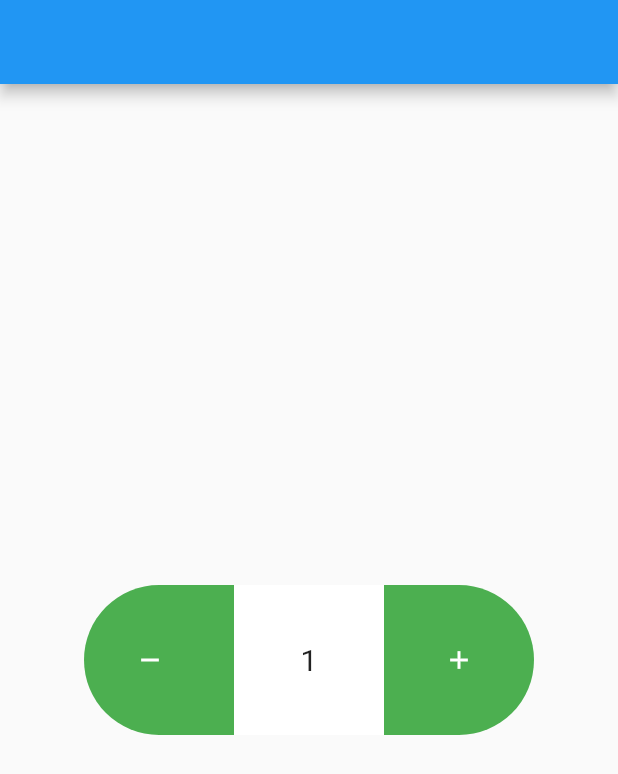
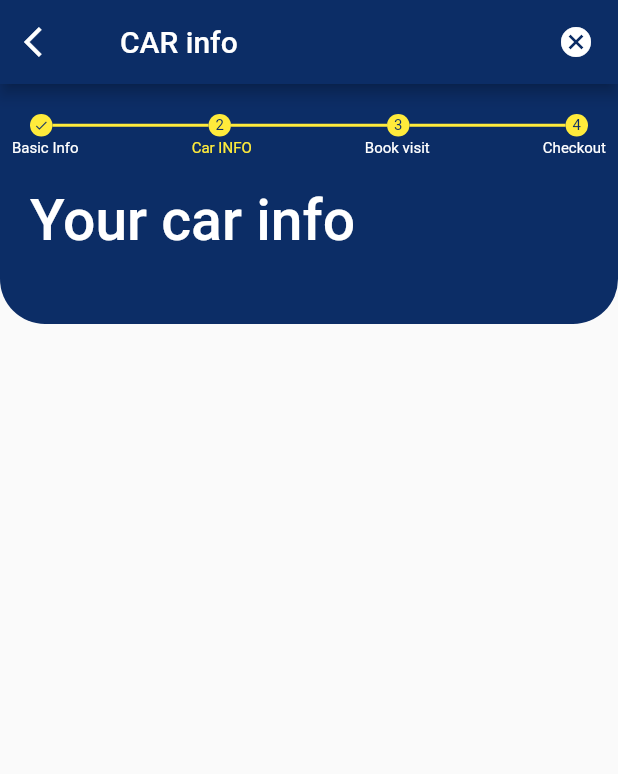
Before and after one commit to fazeel0321/new_project_3, a Flutter app: the screen it shows after launch, on a phone screen of 412 x 824 dp. Shown: the top 774 px of the screen. Run offline on Flutter 3.47's test engine with Material 2 defaults, Android fonts, the phone set to English and light mode, and no system bars.

Commit message:
work on new screen

```diff
--- /dev/null
+++ b/lib/info_screen.dart
@@ -0,0 +1,170 @@
+import 'package:flutter/material.dart';
+import 'package:flutter/services.dart';
+
+class info extends StatelessWidget {
+  const info({super.key});
+
+  @override
+  Widget build(BuildContext context) {
+    return Scaffold(
+      appBar: AppBar(
+        backgroundColor: Color.fromARGB(255, 12, 45, 102),
+        title: Row(
+          children: [
+            Icon(
+              Icons.arrow_back_ios,
+              color: Colors.white,
+            ),
+            SizedBox(
+              width: 40,
+            ),
+            Text(
+              'CAR info',
+              style: TextStyle(color: Colors.white),
+            ),
+            Spacer(),
+            Icon(Icons.cancel_sharp)
+          ],
+        ),
+      ),
+      body: Column(
+        children: [
+          Container(
+            height: 160,
+            width: double.infinity,
+            decoration: BoxDecoration(
+                color: Color.fromARGB(255, 12, 45, 102),
+                borderRadius: BorderRadius.only(
+                    bottomLeft: Radius.circular(30),
+                    bottomRight: Radius.circular(30))),
+            child: Column(
+              children: [
+                Padding(
+                  padding: const EdgeInsets.only(
+                      top: 20, right: 20, left: 20, bottom: 2),
+                  child: Row(
+                    children: [
+                      Container(
+                        child: Center(
+                          child: Icon(
+                            Icons.done,
+                            color: Color.fromARGB(255, 12, 45, 102),
+                            size: 10,
+                          ),
+                        ),
+                        height: 15,
+                        width: 15,
+                        decoration: BoxDecoration(
+                            color: Colors.yellow,
+                            borderRadius: BorderRadius.circular(30)),
+                      ),
+                      Expanded(
+                          child: Container(
+                        height: 2,
+                        color: Colors.yellow,
+                      )),
+                      Container(
+                        child: Center(
+                          child: Text(
+                            '2',
+                            style: TextStyle(
+                                color: Color.fromARGB(255, 12, 45, 102),
+                                fontSize: 10),
+                          ),
+                        ),
+                        height: 15,
+                        width: 15,
+                        decoration: BoxDecoration(
+                            color: Colors.yellow,
+                            borderRadius: BorderRadius.circular(30)),
+                      ),
+                      Expanded(
+                          child: Container(
+                        height: 2,
+                        color: Colors.yellow,
+                      )),
+                      Container(
+                        child: Center(
+                          child: Text(
+                            '3',
+                            style: TextStyle(
+                                color: Color.fromARGB(255, 12, 45, 102),
+                                fontSize: 10),
+                          ),
+                        ),
+                        height: 15,
+                        width: 15,
+                        decoration: BoxDecoration(
+                            color: Colors.yellow,
+                            borderRadius: BorderRadius.circular(30)),
+                      ),
+                      Expanded(
+                          child: Container(
+                        height: 2,
+                        color: Colors.yellow,
+                      )),
+                      Container(
+                        child: Center(
+                          child: Text(
+                            '4',
+                            style: TextStyle(
+                                color: Color.fromARGB(255, 12, 45, 102),
+                                fontSize: 10),
+                          ),
+                        ),
+                        height: 15,
+                        width: 15,
+                        decoration: BoxDecoration(
+                            color: Colors.yellow,
+                            borderRadius: BorderRadius.circular(30)),
+                      ),
+                    ],
+                  ),
+                ),
+                Padding(
+                  padding: const EdgeInsets.symmetric(horizontal: 8),
+                  child: Row(
+                    mainAxisAlignment: MainAxisAlignment.spaceBetween,
+                    children: [
+                      Text(
+                        'Basic Info',
+                        style: TextStyle(color: Colors.white, fontSize: 10),
+                      ),
+                      Text(
+                        'Car INFO',
+                        style: TextStyle(color: Colors.yellow, fontSize: 10),
+                      ),
+                      Text(
+                        'Book visit',
+                        style: TextStyle(color: Colors.white, fontSize: 10),
+                      ),
+                      Text(
+                        'Checkout',
+                        style: TextStyle(color: Colors.white, fontSize: 10),
+                      ),
+                    ],
+                  ),
+                ),
+                Padding(
+                  padding:
+                      const EdgeInsets.symmetric(vertical: 20, horizontal: 20),
+                  child: Row(
+                    children: [
+                      Text(
+                        'Your car info',
+                        style: TextStyle(
+                            color: Colors.white,
+                            fontSize: 38,
+                            fontWeight: FontWeight.w500),
+                      )
+                    ],
+                  ),
+                )
+              ],
+            ),
+          )
+        ],
+      ),
+    );
+  }
+}
--- a/lib/main.dart
+++ b/lib/main.dart
@@ -1,4 +1,5 @@
 import 'package:flutter/material.dart';
+import 'package:new_project_3/info_screen.dart';
 import 'package:new_project_3/stuff.dart';
 import 'package:new_project_3/test.dart';
 
@@ -13,7 +14,7 @@ class testing extends StatelessWidget {
   Widget build(BuildContext context) {
     return MaterialApp(
       debugShowCheckedModeBanner: false,
-      home: myapp(),
+      home: info(),
     );
   }
 }
```
